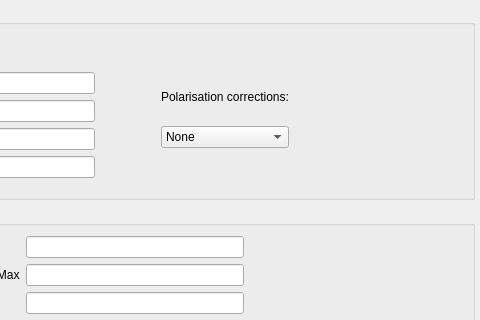
Before: the Qt Designer form MantidQt/CustomInterfaces/inc/MantidQtCustomInterfaces/Reflectometry/ReflSettingsTabWidget.ui in mantidproject/mantid, drawn with Qt 5; both pictures show x 479 to 959 and y 0 to 320 of the 959 by 607 pixel window.
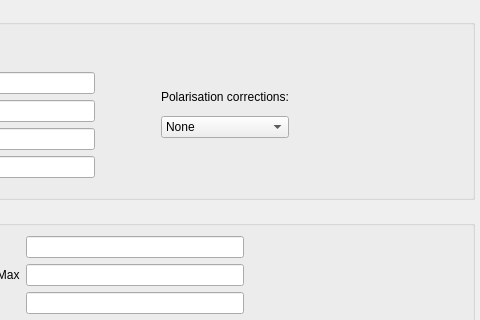
After: the same form once the commit is applied.

Diff of the .ui file:
```diff
--- a/MantidQt/CustomInterfaces/inc/MantidQtCustomInterfaces/Reflectometry/ReflSettingsTabWidget.ui
+++ b/MantidQt/CustomInterfaces/inc/MantidQtCustomInterfaces/Reflectometry/ReflSettingsTabWidget.ui
@@ -208,10 +208,10 @@
                   <number>10</number>
                 </property>
                 <property name="topMargin">
-                  <number>40</number>
+                  <number>50</number>
                 </property>
                 <property name="bottomMargin">
-                  <number>40</number>
+                  <number>50</number>
                 </property>
                 <item row="0" column="0">
                   <widget class="QLabel" name="polCorrLabel">
```
